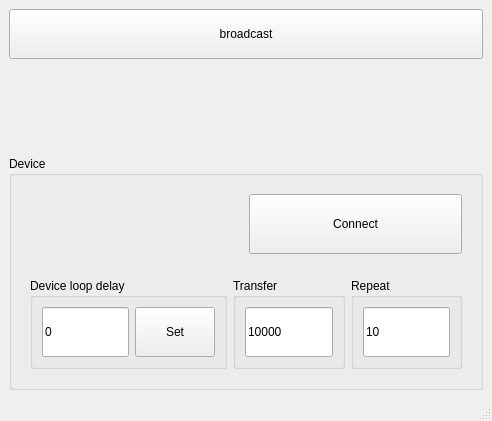
Old version of the form tcp_udp/udp_broad/mainwindow.ui in the repository saibi/qt.
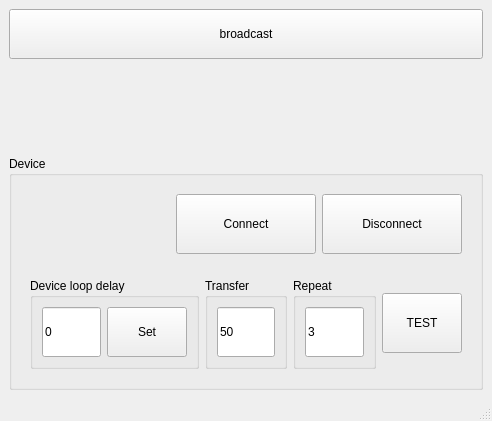
New version of the form. Custom widgets are drawn as their Qt base class.

Commit message: tcp packet #2 send test

What changed in the file:
```diff
--- a/tcp_udp/udp_broad/mainwindow.ui
+++ b/tcp_udp/udp_broad/mainwindow.ui
@@ -66,6 +66,19 @@
             </property>
            </widget>
           </item>
+          <item>
+           <widget class="QPushButton" name="pushButton_disconnect">
+            <property name="minimumSize">
+             <size>
+              <width>0</width>
+              <height>60</height>
+             </size>
+            </property>
+            <property name="text">
+             <string>Disconnect</string>
+            </property>
+           </widget>
+          </item>
          </layout>
         </widget>
        </item>
@@ -122,7 +135,7 @@
                 </size>
                </property>
                <property name="text">
-                <string>10000</string>
+                <string>50</string>
                </property>
               </widget>
              </item>
@@ -144,13 +157,26 @@
                 </size>
                </property>
                <property name="text">
-                <string>10</string>
+                <string>3</string>
                </property>
               </widget>
              </item>
             </layout>
            </widget>
           </item>
+          <item>
+           <widget class="QPushButton" name="pushButton_test">
+            <property name="minimumSize">
+             <size>
+              <width>0</width>
+              <height>60</height>
+             </size>
+            </property>
+            <property name="text">
+             <string>TEST</string>
+            </property>
+           </widget>
+          </item>
          </layout>
         </widget>
        </item>
```
The commit also changes 7 other files.
